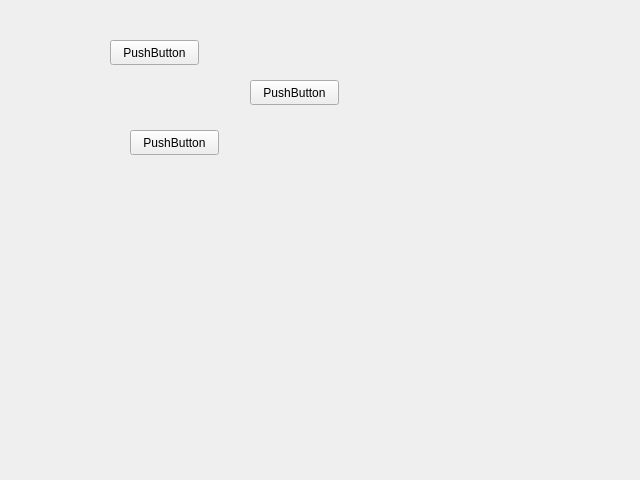
33F5s/courceDesign, file ui/widget.ui: the form before one commit.
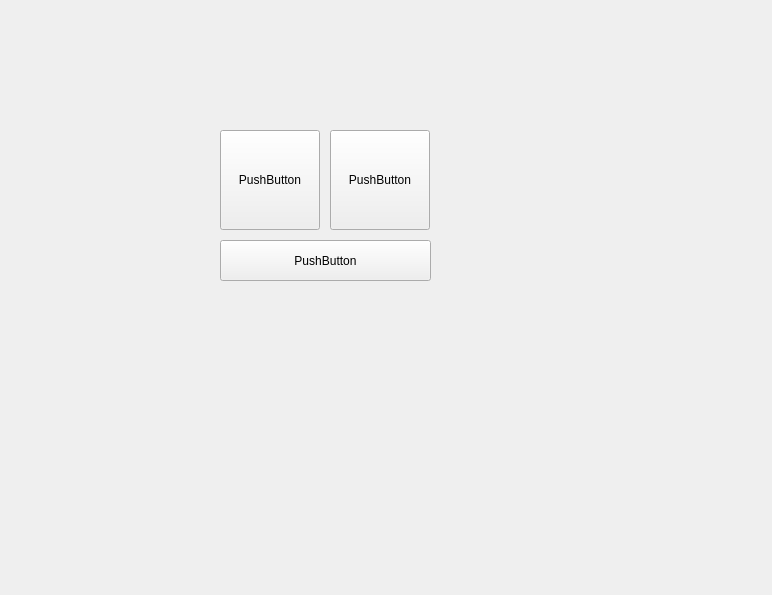
The form after the commit.

The edit to the form file:
```diff
--- a/ui/widget.ui
+++ b/ui/widget.ui
@@ -6,8 +6,8 @@
    <rect>
     <x>0</x>
     <y>0</y>
-    <width>640</width>
-    <height>480</height>
+    <width>772</width>
+    <height>595</height>
    </rect>
   </property>
   <property name="windowTitle">
@@ -26,10 +26,10 @@
     <widget class="QPushButton" name="pushButton_user">
      <property name="geometry">
       <rect>
-       <x>110</x>
-       <y>40</y>
-       <width>89</width>
-       <height>25</height>
+       <x>220</x>
+       <y>130</y>
+       <width>100</width>
+       <height>100</height>
       </rect>
      </property>
      <property name="text">
@@ -39,10 +39,10 @@
     <widget class="QPushButton" name="pushButton_root">
      <property name="geometry">
       <rect>
-       <x>130</x>
-       <y>130</y>
-       <width>89</width>
-       <height>25</height>
+       <x>220</x>
+       <y>240</y>
+       <width>211</width>
+       <height>41</height>
       </rect>
      </property>
      <property name="text">
@@ -52,10 +52,10 @@
     <widget class="QPushButton" name="pushButton_sub">
      <property name="geometry">
       <rect>
-       <x>250</x>
-       <y>80</y>
-       <width>89</width>
-       <height>25</height>
+       <x>330</x>
+       <y>130</y>
+       <width>100</width>
+       <height>100</height>
       </rect>
      </property>
      <property name="text">
```
